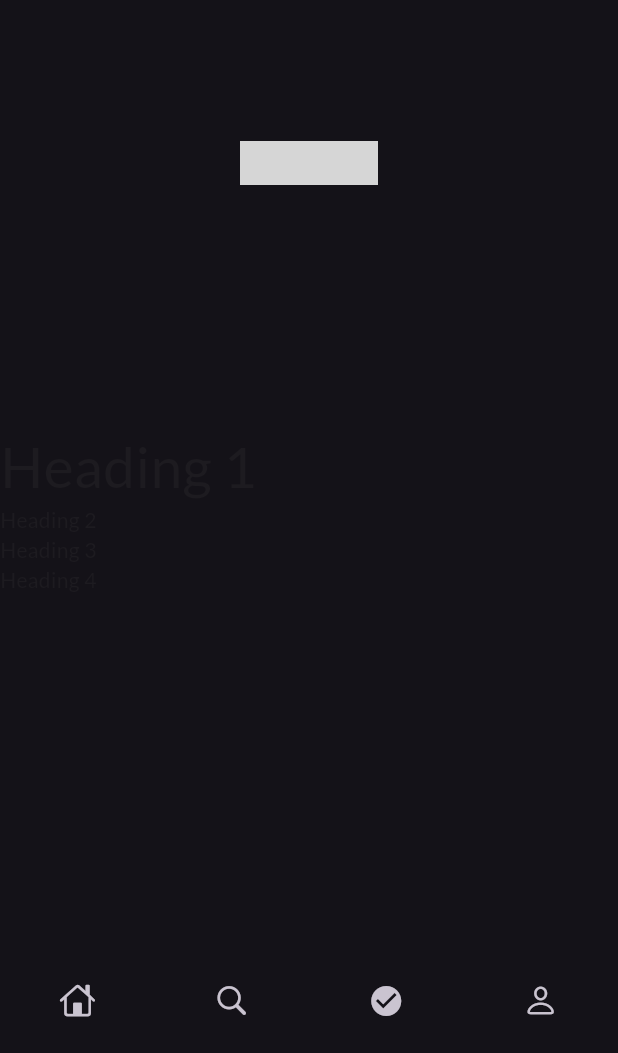
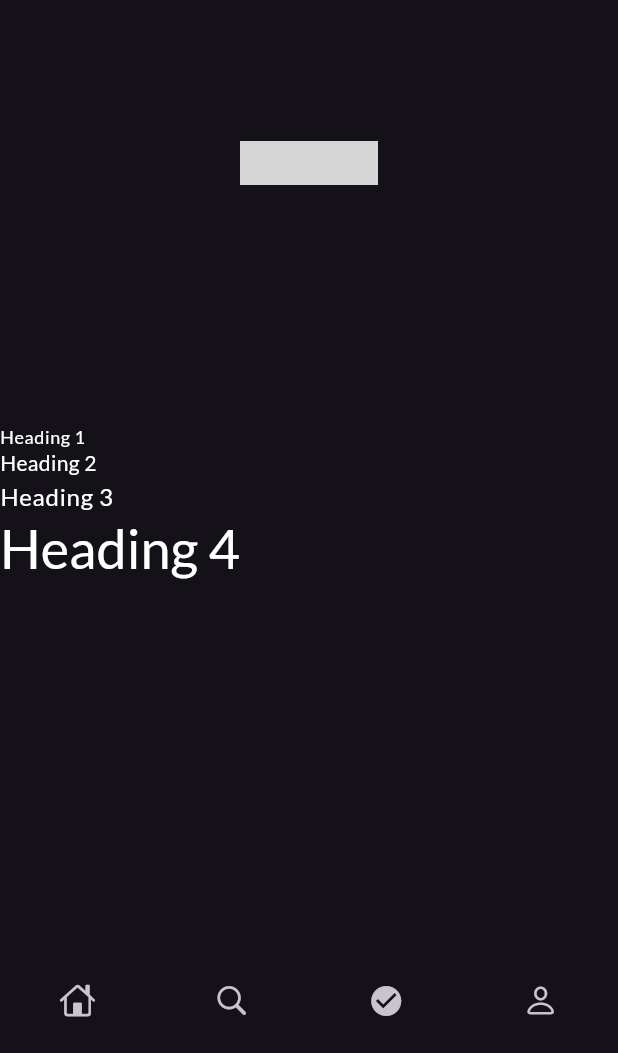
Before and after one commit to bugrakasapoglu/FitnessAsistan, a Flutter app: the HomeScreen screen opened by its route, on a phone screen of 412 x 824 dp, the part 183-1236 px from its top. Run offline on Flutter 3.47's test engine with Material 3 defaults, Android fonts, the phone set to English and light mode, and no system bars; our stand-ins replace go_router, google_fonts, lottie; missing offline and left inert: dotlottie_loader; grey boxes are pictures that could not be loaded.

Commit message:
Home Screen yazıları ayarlandı.

```diff
--- a/lib/core/constants.dart
+++ b/lib/core/constants.dart
@@ -3,18 +3,18 @@ import 'package:flutter/widgets.dart';
 
 const colors = {
   "primary": Color.fromARGB(255, 20, 79, 217),
-  "secondary": Color.fromARGB(255, 64, 187, 33),
-  "onPrimary": Color.fromARGB(255, 207, 2, 53),
-  "onSecondary": Color.fromARGB(255, 224, 158, 204),
-  "surface": Color.fromARGB(255, 0, 0, 0),
+  "secondary": Color.fromARGB(255, 255, 255, 255),
+  "onPrimary": Color.fromARGB(255, 240, 110, 4),
+  "onSecondary": Color.fromARGB(255, 0, 0, 0),
+  "surface": Color.fromARGB(255, 255, 255, 255),
+  "onSurface": Color.fromARGB(255, 88, 88, 88),
+};
+
+const darkColors = {
+  "primary": Color.fromARGB(255, 20, 79, 217),
+  "secondary": Color.fromARGB(255, 255, 255, 255),
+  "onPrimary": Color.fromARGB(255, 240, 110, 4),
+  "onSecondary": Color.fromARGB(255, 0, 0, 0),
+  "surface": Color.fromARGB(255, 255, 255, 255),
   "onSurface": Color.fromARGB(255, 255, 255, 255),
 };
-
-const darkcolors = {
-  "primary": Color.fromARGB(255, 20, 79, 217),
-  "secondary": Color.fromARGB(255, 20, 79, 217),
-  "onPrimary": Color.fromARGB(255, 20, 79, 217),
-  "onSecondary": Color.fromARGB(255, 20, 79, 217),
-  "surface": Color.fromARGB(255, 20, 79, 217),
-  "onSurface": Color.fromARGB(255, 20, 79, 217),
-};
--- a/lib/core/themes.dart
+++ b/lib/core/themes.dart
@@ -1,4 +1,5 @@
 import 'package:flutter/material.dart';
+import 'package:flutter_app/core/constants.dart';
 import 'package:google_fonts/google_fonts.dart';
 
 
@@ -7,14 +8,93 @@ final lightTheme = ThemeData (
   brightness: Brightness.light,
   primarySwatch: Colors.blue,
   visualDensity: VisualDensity.adaptivePlatformDensity,
-  textTheme: GoogleFonts.latoTextTheme(),
-);
+  textTheme: GoogleFonts.latoTextTheme().copyWith(
+         titleSmall: GoogleFonts.lato(
+          textStyle: TextStyle(
+            color: colors["onSurface"],
+          )
+         ),
+      ),
+    );
+
 
 
 
 final darkTheme = ThemeData(
         brightness: Brightness.dark,
         primaryColor: Colors.blue,
-        textTheme: GoogleFonts.latoTextTheme(),
+         textTheme: GoogleFonts.latoTextTheme().copyWith(
+         titleSmall: GoogleFonts.lato(
+          textStyle: TextStyle(
+            color: darkColors["onSurface"],
+          )
+         ),
+
+         titleMedium: GoogleFonts.lato(
+          textStyle: TextStyle(
+            color: darkColors["onSurface"],
+          )
+         ),
+
+         titleLarge: GoogleFonts.lato(
+          textStyle: TextStyle(
+            color: darkColors["onSurface"],
+          )
+         ),
+         bodySmall: GoogleFonts.lato(
+          textStyle: TextStyle(
+            color: darkColors["onSurface"],
+          ),
+         ),
+
+          bodyMedium: GoogleFonts.lato(
+          textStyle: TextStyle(
+            color: darkColors["onSurface"],
+          ),
+         ),
+
+         bodyLarge: GoogleFonts.lato(
+          textStyle: TextStyle(
+            color: darkColors["onSurface"],
+          ),
+         ),
+
+         headlineSmall: GoogleFonts.lato(
+            textStyle: TextStyle(
+              color:darkColors["onSurface"],
+            ),
+         ),
+
+           headlineMedium: GoogleFonts.lato(
+            textStyle: TextStyle(
+              color:darkColors["onSurface"],
+            ),
+         ),
+
+           headlineLarge: GoogleFonts.lato(
+            textStyle: TextStyle(
+              color:darkColors["onSurface"],
+            ),
+         ),
+
+          displaySmall: GoogleFonts.lato(
+            textStyle: TextStyle(
+              color:darkColors["onSurface"],
+            ),
+         ),
+
+           displayMedium: GoogleFonts.lato(
+            textStyle: TextStyle(
+              color:darkColors["onSurface"],
+            ),
+         ),
+
+           displayLarge: GoogleFonts.lato(
+            textStyle: TextStyle(
+              color:darkColors["onSurface"],
+            ),
+         ),
+
+  ),
 
 );
--- a/lib/screens/home_screen.dart
+++ b/lib/screens/home_screen.dart
@@ -59,14 +59,18 @@ class HomeScreen extends StatelessWidget {
                   children: [
                     Text(
                       "Heading 1",
-                      style: TextStyle(
-                        fontSize: 38,
-
+                      style: Theme.of(context).textTheme.bodySmall,
                       ),
+                    Text(
+                      "Heading 2",
+                      style: Theme.of(context).textTheme.bodyMedium,
                     ),
-                    Text("Heading 2"),
-                    Text("Heading 3"),
-                    Text("Heading 4"),
+                    Text("Heading 3",
+                      style: Theme.of(context).textTheme.bodyLarge,
+                    ),
+                    Text("Heading 4",
+                      style: Theme.of(context).textTheme.displaySmall,
+                    ),
 
 
                  ]
```
